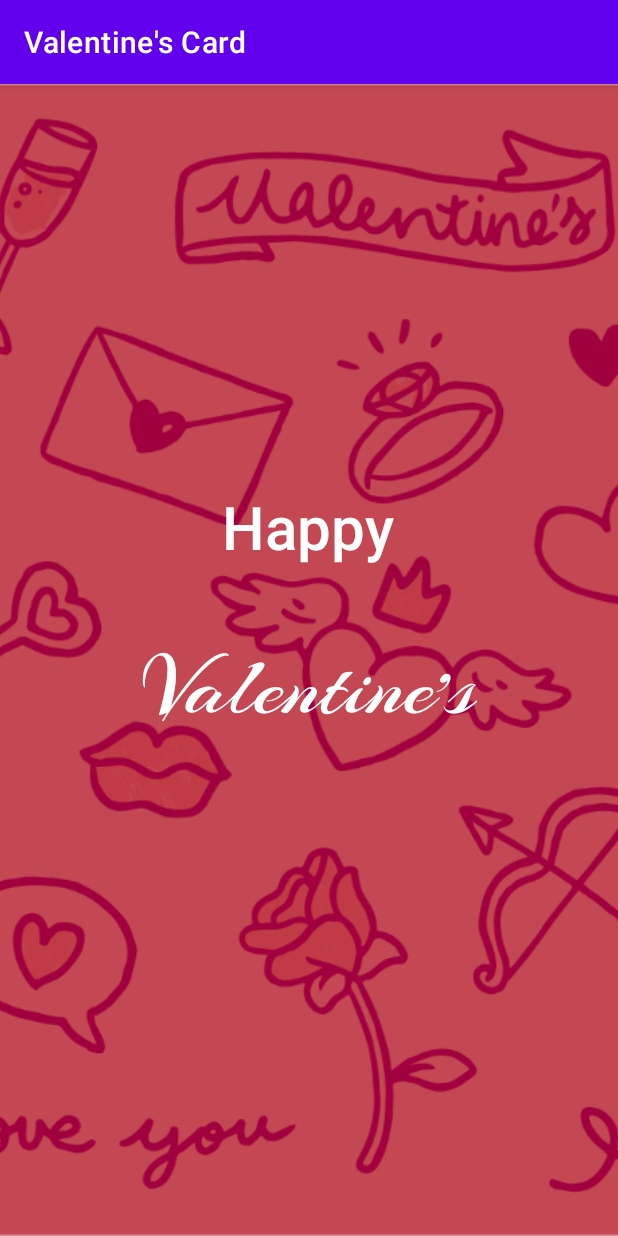
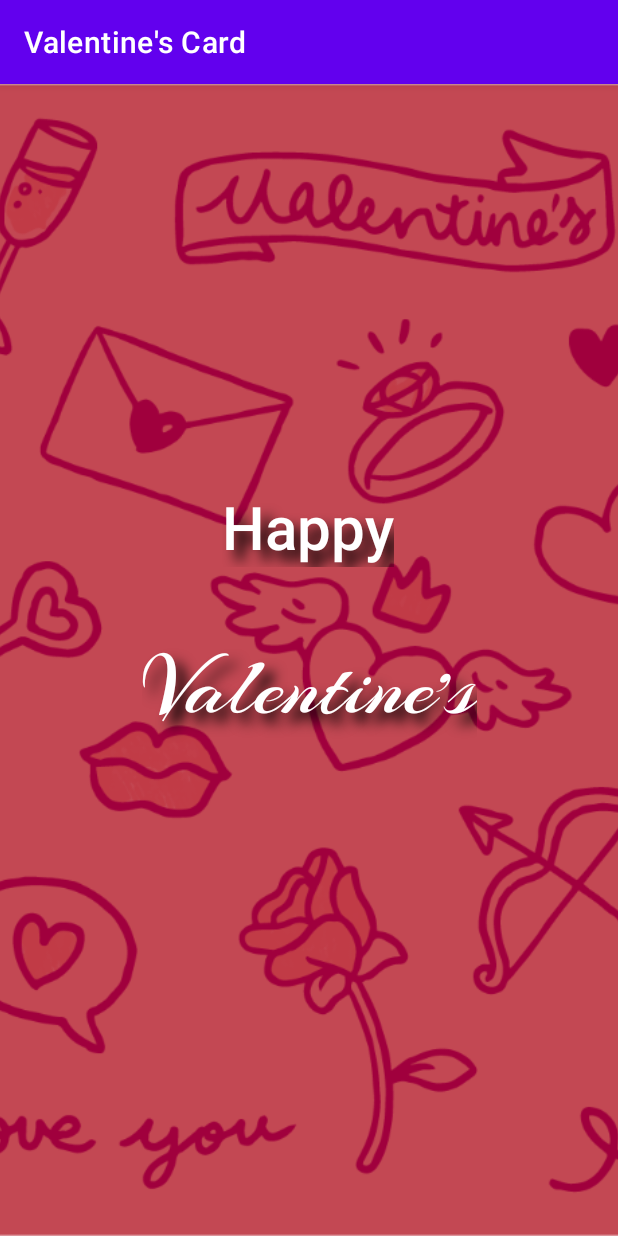
Before and after one commit to ikayz/valentines-card, an Android app: the screen it shows after launch (MainActivity), on a phone screen of 412 x 824 dp. Run offline under Robolectric (Android 15) with nearby library versions, the phone set to English and light mode, and no system bars.

Commit message:
Add shadows to the text

```diff
--- a/app/src/main/res/layout/activity_main.xml
+++ b/app/src/main/res/layout/activity_main.xml
@@ -23,6 +23,10 @@
         android:layout_height="wrap_content"
         android:layout_marginTop="268dp"
         android:fontFamily="sans-serif-medium"
+        android:shadowColor="@android:color/black"
+        android:shadowDx="10"
+        android:shadowDy="10"
+        android:shadowRadius="10"
         android:text="Happy"
         android:textColor="@android:color/white"
         android:textSize="40sp"
@@ -37,6 +41,10 @@
         android:layout_height="wrap_content"
         android:layout_marginBottom="328dp"
         android:fontFamily="@font/arizonia"
+        android:shadowColor="@color/black"
+        android:shadowDx="10"
+        android:shadowDy="10"
+        android:shadowRadius="10"
         android:text="Valentine's"
         android:textColor="@android:color/white"
         android:textSize="60sp"
```
